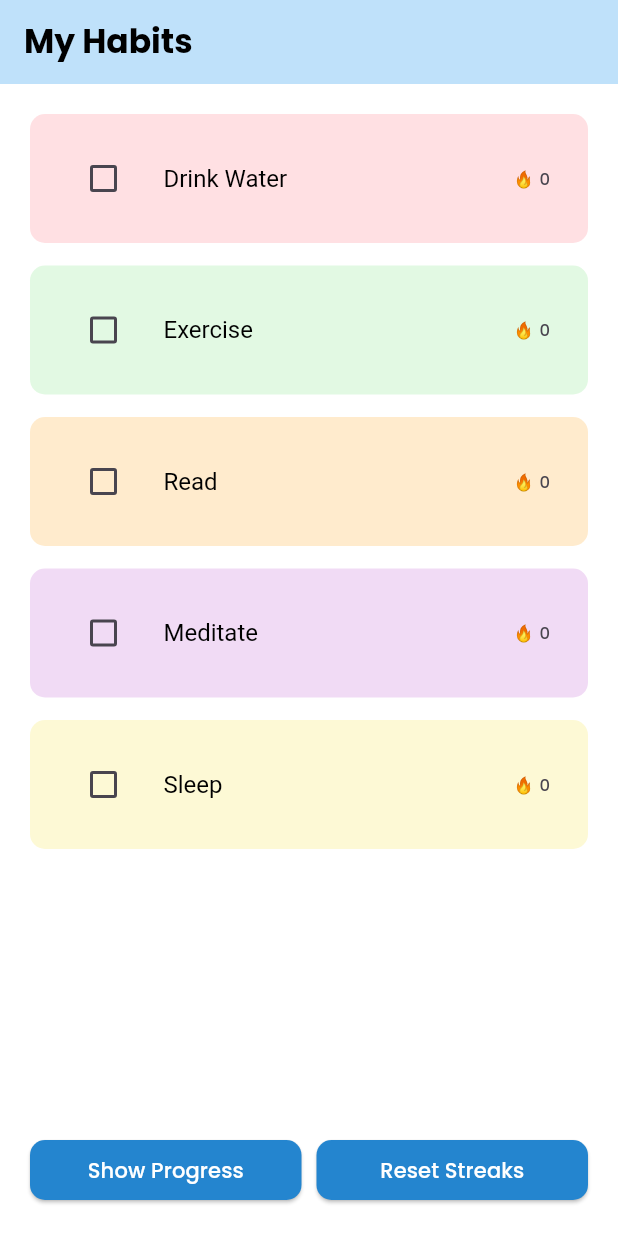
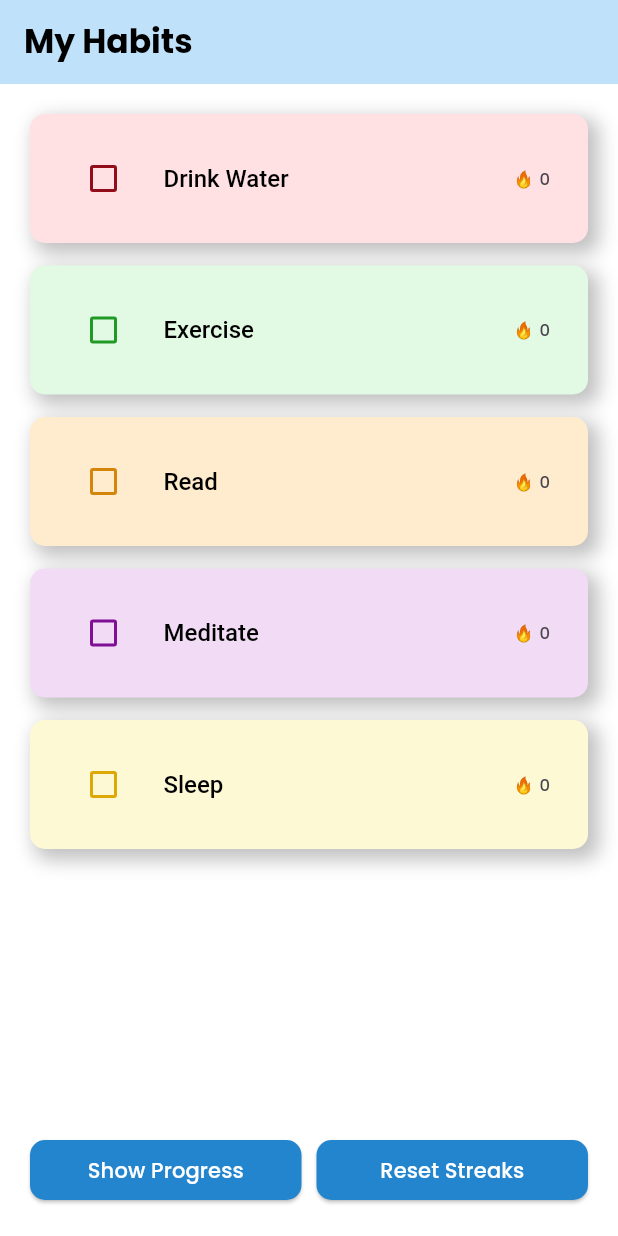
Before and after one commit to haadiyaa/goldensynapse_test, a Flutter app: the HomeScreen screen opened directly, on a phone screen of 412 x 824 dp. Run offline on Flutter 3.47's test engine with Material 3 defaults, Android fonts, the phone set to English and light mode, and no system bars; our stand-ins replace another_flutter_splash_screen, hive, hive_flutter; missing offline and left inert: charts_flutter_maintained; accounts and stored records are empty.

Commit message:
some changes in ui

```diff
--- a/lib/core/appcolors.dart
+++ b/lib/core/appcolors.dart
@@ -12,6 +12,13 @@ class AppColors {
     const Color.fromARGB(255, 241, 219, 245),
     const Color.fromARGB(255, 253, 249, 213),
   ];
+  static List<Color> tileColors2 = [
+    const Color.fromARGB(255, 253, 175, 182),
+    const Color.fromARGB(255, 179, 254, 183),
+    const Color.fromARGB(255, 255, 218, 162),
+    const Color.fromARGB(255, 243, 175, 255),
+    const Color.fromARGB(255, 255, 247, 171),
+  ];
   static List<Color> activeColors = [
     const Color.fromARGB(255, 147, 12, 25),
     const Color.fromARGB(255, 32, 154, 38),
--- a/lib/presentation/homescreen/widgets/habittile.dart
+++ b/lib/presentation/homescreen/widgets/habittile.dart
@@ -16,10 +16,23 @@ class HabitTile extends StatelessWidget {
 
   @override
   Widget build(BuildContext context) {
-    return ListTile(
-      contentPadding: const EdgeInsets.symmetric(vertical: 15, horizontal: 25),
-      shape: RoundedRectangleBorder(borderRadius: BorderRadius.circular(10)),
-      tileColor: AppColors.tileColors[index],
+    return Container(
+      decoration: BoxDecoration(
+        boxShadow: const [
+          BoxShadow(
+              spreadRadius: 2,
+              blurRadius: 10,
+              offset: Offset(5, 5),
+              color: Color.fromARGB(255, 192, 192, 192)),
+        ],
+        borderRadius: BorderRadius.circular(10),
+        color: habit.isCompleted
+            ? AppColors.tileColors2[index]
+            : AppColors.tileColors[index],
+      ),
+      child: ListTile(
+        contentPadding:
+            const EdgeInsets.symmetric(vertical: 15, horizontal: 25),
         titleTextStyle: const TextStyle(
           fontSize: 16,
           color: AppColors.black,
@@ -27,12 +40,18 @@ class HabitTile extends StatelessWidget {
         trailing:
             Text('${String.fromCharCodes(Runes('\u{1F525}'))} ${habit.streak}'),
         leading: Checkbox(
+          side: BorderSide(
+            color: AppColors.activeColors[index],
+            width: 2,
+          ),
           activeColor: AppColors.activeColors[index],
           value: habit.isCompleted,
           onChanged: onChanged,
         ),
         title: Text(
           habit.name,
+          style: const TextStyle(fontWeight: FontWeight.w500),
+        ),
       ),
     );
   }
--- a/lib/providers/functionsprovider.dart
+++ b/lib/providers/functionsprovider.dart
@@ -38,14 +38,13 @@ class FunctionsProvider extends ChangeNotifier {
   void loadHabits() {
     if (habitBox.isNotEmpty) {
       habitList = habitBox.values.toList();
-      notifyListeners();
+
     } else {
       for (var habit in habitList) {
         habitBox.add(habit);
-        print(habit.name);
       }
-      notifyListeners();
     }
+    notifyListeners();
   }
 
   void updateHabit(HabitModel habit) {
@@ -57,24 +56,18 @@ class FunctionsProvider extends ChangeNotifier {
 
   void updateCheck(HabitModel habit, bool? newValue) {
     habit.isCompleted = newValue ?? false;
-    notifyListeners();
     if (habit.isCompleted) {
       DateTime today = DateTime.now();
       if (habit.lastCompleted != null &&
           today.difference(habit.lastCompleted!).inDays == 1) {
         habit.streak += 1;
-        notifyListeners();
       } else {
         habit.streak = 1;
-        notifyListeners();
       }
       habit.lastCompleted = today;
-      notifyListeners();
     } else {
       habit.streak -= 1;
-      notifyListeners();
     }
-
     updateHabit(habit);
     notifyListeners();
   }
```
Lines whose indentation alone changed are shown as unchanged.
